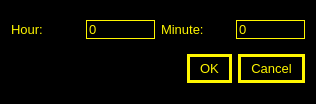
Before: the Qt Designer form MyProj/delaydialog.ui in shahabbadihi/airport_managementt, drawn with Qt 5.
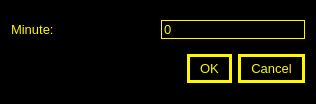
After: the same form once the commit is applied.

The edit to the form file:
```diff
--- a/MyProj/delaydialog.ui
+++ b/MyProj/delaydialog.ui
@@ -49,24 +49,6 @@
   <layout class="QVBoxLayout" name="verticalLayout">
    <item>
     <layout class="QHBoxLayout" name="horizontalLayout_3">
-     <item>
-      <layout class="QHBoxLayout" name="horizontalLayout">
-       <item>
-        <widget class="QLabel" name="lblHour">
-         <property name="text">
-          <string>Hour:</string>
-         </property>
-        </widget>
-       </item>
-       <item>
-        <widget class="QSpinBox" name="spnHour">
-         <property name="maximum">
-          <number>1</number>
-         </property>
-        </widget>
-       </item>
-      </layout>
-     </item>
      <item>
       <layout class="QHBoxLayout" name="horizontalLayout_2">
        <item>
```
